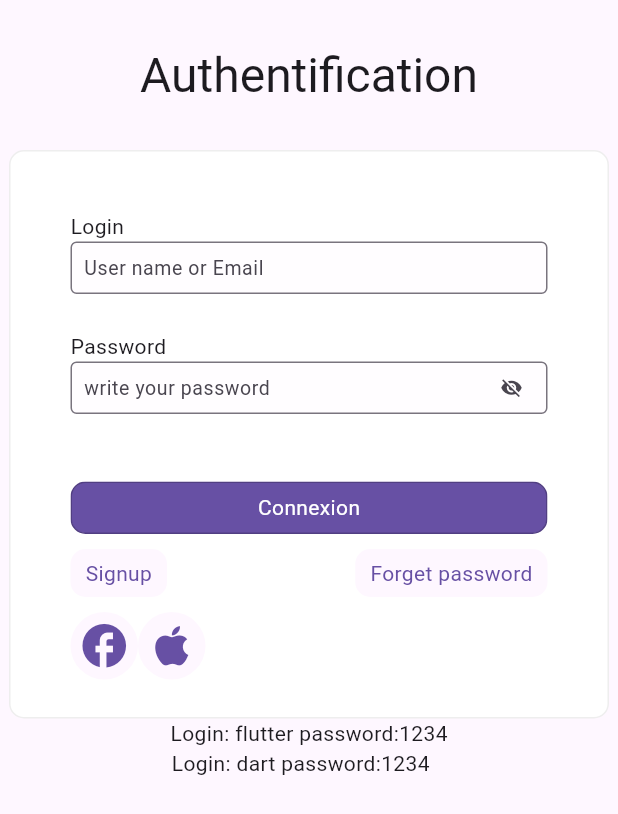
After one commit to MoezAyadiDev/pending_button, a Flutter app: the AuthPage screen opened directly, on a phone screen of 412 x 824 dp. The commit adds this screen. Shown: the top 814 px of the screen. Run offline on Flutter 3.47's test engine with Material 3 defaults, Android fonts, the phone set to English and light mode, and no system bars.

Commit message:
add auth example

```diff
--- /dev/null
+++ b/example/lib/main_auth.dart
@@ -0,0 +1,199 @@
+import 'package:example/util/app_contexts.dart';
+import 'package:example/util/auth_controller.dart';
+import 'package:example/util/models.dart';
+import 'package:example/widgets/home_screen.dart';
+import 'package:example/widgets/text_field_widget.dart';
+import 'package:flutter/material.dart';
+import 'package:pending_button/pending_button.dart';
+
+void main() {
+  runApp(const MyApp());
+}
+
+class MyApp extends StatelessWidget {
+  const MyApp({super.key});
+  @override
+  Widget build(BuildContext context) {
+    return MaterialApp(
+      title: 'Week day picker Demo',
+      theme: ThemeData(
+        colorScheme: ColorScheme.fromSeed(
+          seedColor: const Color.fromARGB(255, 0, 92, 178),
+          outline: Colors.grey[300]!,
+          brightness: Brightness.light,
+        ),
+        useMaterial3: true,
+      ),
+      home: const AuthPage(),
+    );
+  }
+}
+
+class AuthPage extends StatefulWidget {
+  const AuthPage({super.key});
+
+  @override
+  State<AuthPage> createState() => _AuthPageState();
+}
+
+class _AuthPageState extends State<AuthPage> {
+  @override
+  Widget build(BuildContext context) {
+    AuthController authController = AuthController();
+    ValueNotifier<bool> checkValidity = ValueNotifier(false);
+    bool checkFormValidity() {
+      final isValidForm = authController.checkValidity();
+      if (!isValidForm) {
+        checkValidity.value = true;
+      }
+      return isValidForm;
+    }
+
+    bool checkResetPaswordValidity() {
+      final isValidForm = authController.checkResetPasswordValidity();
+      if (!isValidForm) {
+        ScaffoldMessenger.of(context).showSnackBar(
+          const SnackBar(
+            content: Text('The login is resuired'),
+          ),
+        );
+      }
+      return isValidForm;
+    }
+
+    return Scaffold(
+      body: SingleChildScrollView(
+        child: SizedBox(
+          width: double.infinity,
+          child: Column(
+            children: [
+              const SizedBox(height: 30),
+              Text(
+                'Authentification',
+                style: context.themeText.headlineLarge,
+              ),
+              const SizedBox(height: 30),
+              Container(
+                width: 400,
+                padding: const EdgeInsets.fromLTRB(40, 40, 40, 20),
+                decoration: BoxDecoration(
+                    border: Border.all(color: Colors.grey[200]!),
+                    color: Colors.white,
+                    borderRadius: BorderRadius.circular(10)),
+                child: Column(
+                  children: [
+                    TextFormFieldWidget(
+                      valueSetter: (login) {
+                        authController.loginChanged(login);
+                        checkValidity.value = false;
+                      },
+                      celType: CelType.text,
+                      label: 'Login',
+                      hint: 'User name or Email',
+                      checkValidity: checkValidity,
+                    ),
+                    TextFormFieldWidget(
+                      valueSetter: (password) {
+                        authController.passwordChanged(password);
+                        checkValidity.value = false;
+                      },
+                      celType: CelType.password,
+                      label: 'Password',
+                      hint: 'write your password',
+                      checkValidity: checkValidity,
+                    ),
+                    const SizedBox(height: 15),
+                    PendingButton(
+                      asynFunction: authController.singnIn,
+                      beforeFunction: checkFormValidity,
+                      onError: _onError,
+                      onSuccess: (user) => _onSuccess(context, user),
+                      width: 320,
+                      height: 40,
+                      child: const Text('Connexion'),
+                    ),
+                    Row(
+                      mainAxisSize: MainAxisSize.max,
+                      mainAxisAlignment: MainAxisAlignment.spaceBetween,
+                      children: [
+                        PendingButton.text(
+                          asynFunction: () {},
+                          child: const Text('Signup'),
+                        ),
+                        PendingButton.text(
+                          asynFunction: authController.forgetPassword,
+                          beforeFunction: checkResetPaswordValidity,
+                          onError: _onError,
+                          onSuccess: (result) =>
+                              _onResetPasswordSuccess(context, result),
+                          child: const Text('Forget password'),
+                        ),
+                      ],
+                    ),
+                    Row(
+                      children: [
+                        PendingButton.icon(
+                          asynFunction: () {
+                            return authController.signinFacebook();
+                          },
+                          onError: _onError,
+                          onSuccess: (user) => _onSuccess(context, user),
+                          child: Icon(
+                            Icons.facebook,
+                            size: 35,
+                            color: Colors.blue[800]!,
+                          ),
+                        ),
+                        PendingButton.icon(
+                          asynFunction: () {
+                            return authController.signinApple();
+                          },
+                          onError: _onError,
+                          onSuccess: (user) => _onSuccess(context, user),
+                          child: Icon(
+                            Icons.apple,
+                            size: 35,
+                            color: Colors.grey[800]!,
+                          ),
+                        ),
+                      ],
+                    )
+                  ],
+                ),
+              ),
+              const Text('Login: flutter password:1234'),
+              const Text('Login: dart password:1234   ')
+            ],
+          ),
+        ),
+      ),
+    );
+  }
+
+  _onError(Exception error) {
+    String message = error.toString();
+    if (error is Failures) {
+      message = error.message;
+    }
+    ScaffoldMessenger.of(context).showSnackBar(
+      SnackBar(
+        content: Text(message),
+      ),
+    );
+  }
+
+  _onSuccess(BuildContext context, UserModel user) {
+    Navigator.push(
+      context,
+      MaterialPageRoute(builder: (context) => HomeScreen(user: user)),
+    );
+  }
+
+  _onResetPasswordSuccess(BuildContext context, String password) {
+    ScaffoldMessenger.of(context).showSnackBar(
+      SnackBar(
+        content: Text('The password is $password'),
+      ),
+    );
+  }
+}
--- /dev/null
+++ b/example/lib/util/app_contexts.dart
@@ -0,0 +1,6 @@
+import 'package:flutter/material.dart';
+
+extension Contexts on BuildContext {
+  TextTheme get themeText => Theme.of(this).textTheme;
+  ColorScheme get themeColor => Theme.of(this).colorScheme;
+}
--- /dev/null
+++ b/example/lib/util/auth_controller.dart
@@ -0,0 +1,47 @@
+import 'package:example/util/db.dart';
+import 'package:example/util/models.dart';
+
+class AuthController {
+  String _login;
+  String _password;
+  final FakeDatabase _db = const FakeDatabase();
+  AuthController()
+      : _login = '',
+        _password = '';
+
+  loginChanged(String value) {
+    _login = value;
+  }
+
+  passwordChanged(String value) {
+    _password = value;
+  }
+
+  bool checkValidity() => _login.isNotEmpty && _password.length >= 4;
+  bool checkResetPasswordValidity() => _login.isNotEmpty;
+
+  Future<UserModel> singnIn() async {
+    final response = await _db.signin({'login': _login, 'password': _password});
+    return UserModel.fromJson(response);
+  }
+
+  Future<String> forgetPassword() async {
+    final response = await _db.resetPassword({'login': _login});
+    if (response['status']) {
+      return response['password'];
+    }
+    throw AuthFailure.userNotFound(response['error']);
+  }
+
+  signUp() {}
+
+  Future<UserModel> signinFacebook() async {
+    final response = await _db.signin({'login': 'flutter', 'password': '1234'});
+    return UserModel.fromJson(response);
+  }
+
+  Future<UserModel> signinApple() async {
+    final response = await _db.signin({'login': 'dart', 'password': '1234'});
+    return UserModel.fromJson(response);
+  }
+}
--- /dev/null
+++ b/example/lib/util/db.dart
@@ -0,0 +1,69 @@
+class FakeDatabase {
+  const FakeDatabase();
+  static final _users = [
+    {
+      'login': 'flutter',
+      'password': '1234',
+      'email': 'flutter@dart.com',
+      'phone': '00123456789'
+    },
+    {
+      'login': 'dart',
+      'password': '1234',
+      'email': 'dart@dart.com',
+      'phone': '00987654321'
+    }
+  ];
+  Future<Map<String, dynamic>> signin(Map<String, dynamic> data) async {
+    return Future.delayed(const Duration(seconds: 2)).then(
+      (value) {
+        try {
+          final index = _users.indexWhere(
+            (element) =>
+                ((element['login'] == data['login']) ||
+                    (element['email'] == data['email'])) &&
+                (element['password'] == data['password']),
+          );
+
+          if (index != -1) {
+            Map<String, dynamic> localUser = _users[index];
+            localUser.removeWhere((key, value) => key == 'password');
+            return {'status': true, 'user': localUser};
+          }
+          return {
+            'status': false,
+            'error': 'Wrong conbination login and password'
+          };
+        } catch (er) {
+          return {
+            'status': false,
+            'error': er.toString(),
+          };
+        }
+      },
+    );
+  }
+
+  Future<Map<String, dynamic>> resetPassword(Map<String, dynamic> data) async {
+    return Future.delayed(const Duration(seconds: 2)).then(
+      (value) {
+        try {
+          final index = _users.indexWhere((element) {
+            return (element['login'] == data['login']) ||
+                (element['email'] == data['email']);
+          });
+
+          if (index != -1) {
+            return {'status': true, 'password': _users[index]['password']};
+          }
+          return {'status': false, 'error': 'User not found'};
+        } catch (er) {
+          return {
+            'status': false,
+            'error': er.toString(),
+          };
+        }
+      },
+    );
+  }
+}
--- /dev/null
+++ b/example/lib/util/models.dart
@@ -0,0 +1,35 @@
+class UserModel {
+  final String login;
+  final String email;
+  final String phone;
+
+  const UserModel(
+      {required this.login, required this.email, required this.phone});
+
+  factory UserModel.fromJson(Map<String, dynamic> json) {
+    if (json['status']) {
+      Map<String, dynamic> user = json['user'];
+      return UserModel(
+        login: user['login'],
+        email: user['email'],
+        phone: user['phone'],
+      );
+    } else {
+      throw AuthFailure.sigininFailure(json['error']);
+    }
+  }
+}
+
+sealed class Failures implements Exception {
+  final String message;
+  const Failures({this.message = ''});
+}
+
+class AuthFailure extends Failures {
+  const AuthFailure({super.message});
+
+  factory AuthFailure.sigininFailure(String message) =>
+      AuthFailure(message: message);
+  factory AuthFailure.userNotFound(String message) =>
+      AuthFailure(message: message);
+}
--- /dev/null
+++ b/example/lib/widgets/text_field_widget.dart
@@ -0,0 +1,211 @@
+import 'package:example/util/app_contexts.dart';
+import 'package:flutter/material.dart';
+
+enum CelType {
+  text,
+  number,
+  int,
+  date,
+  email,
+  password,
+  image,
+  check,
+  list,
+}
+
+class EditTextField extends StatefulWidget {
+  final String? hint;
+  final String? label;
+  final ValueSetter valueSetter;
+  final CelType celType;
+  final ValueNotifier<bool>? checkValidity;
+  final dynamic initialValue;
+  final int? maxLine;
+  final String? name;
+
+  const EditTextField({
+    super.key,
+    required this.valueSetter,
+    required this.celType,
+    this.hint,
+    this.label,
+    this.checkValidity,
+    this.initialValue,
+    this.maxLine,
+    this.name,
+  });
+
+  @override
+  State<EditTextField> createState() => _EditTextFieldState();
+}
+
+class _EditTextFieldState extends State<EditTextField> {
+  late bool isObscureText;
+  bool hasError = false;
+  late TextEditingController myController;
+
+  @override
+  void initState() {
+    myController = TextEditingController(
+      text: widget.initialValue != null
+          ? widget.initialValue.toString()
+          : widget.celType == CelType.int
+              ? '0'
+              : widget.celType == CelType.number
+                  ? '0.0'
+                  : '',
+    );
+    isObscureText = widget.celType == CelType.password ? true : false;
+    if (widget.checkValidity != null) {
+      widget.checkValidity!.addListener(_onErrorLister);
+    }
+    super.initState();
+  }
+
+  @override
+  void dispose() {
+    if (widget.checkValidity != null) {
+      widget.checkValidity!.removeListener(_onErrorLister);
+    }
+    myController.dispose();
+    super.dispose();
+  }
+
+  void _onErrorLister() {
+    if (widget.checkValidity!.value) {
+      setState(() {
+        hasError = !checkForError();
+      });
+    } else {
+      if (hasError) {
+        setState(() {
+          hasError = false;
+        });
+      }
+    }
+  }
+
+  bool checkForError() {
+    if (widget.celType == CelType.text) {
+      if (myController.text.trim() == '') return false;
+    } else if (widget.celType == CelType.password) {
+      if (myController.text.length < 4) return false;
+    }
+    return true;
+  }
+
+  String errorText() {
+    if (hasError && widget.name != null) {
+      if (widget.celType == CelType.text) {
+        return '${widget.name} could not be empty';
+      } else if (widget.celType == CelType.password) {
+        return '${widget.name} could not be empty min 4 character';
+      }
+    }
+    return '';
+  }
+
+  @override
+  Widget build(BuildContext context) {
+    return Column(
+      mainAxisSize: MainAxisSize.min,
+      crossAxisAlignment: CrossAxisAlignment.start,
+      children: [
+        SizedBox(
+          height: (widget.maxLine == null) ? 35.0 : null,
+          child: TextFormField(
+            obscureText: isObscureText,
+            style: context.themeText.bodySmall,
+            onChanged: (value) => widget.valueSetter(value),
+            controller: myController,
+            maxLines: widget.maxLine ?? 1,
+            decoration: InputDecoration(
+              filled: true,
+              hintText: widget.hint,
+              labelText: widget.label,
+              hintStyle: const TextStyle(fontSize: 13),
+              fillColor: context.themeColor.background.withOpacity(0.3),
+              contentPadding: EdgeInsets.symmetric(
+                horizontal: 5,
+                vertical: (widget.maxLine != null) ? 10 : 0,
+              ),
+              focusedBorder: OutlineInputBorder(
+                borderSide: BorderSide(
+                  color: context.themeColor.primary,
+                ),
+              ),
+              suffixIcon: widget.celType == CelType.password
+                  ? IconButton(
+                      onPressed: () => setState(() {
+                        isObscureText = !isObscureText;
+                      }),
+                      icon: Icon(
+                        isObscureText ? Icons.visibility_off : Icons.visibility,
+                        size: 15,
+                      ),
+                    )
+                  : null,
+              enabledBorder: OutlineInputBorder(
+                borderSide: BorderSide(
+                  color: hasError
+                      ? context.themeColor.error
+                      : context.themeColor.outline,
+                ),
+              ),
+            ),
+          ),
+        ),
+        SizedBox(
+          height: 20,
+          child: Text(
+            errorText(),
+            style: context.themeText.bodySmall!
+                .copyWith(color: context.themeColor.error),
+          ),
+        ),
+      ],
+    );
+  }
+}
+
+class TextFormFieldWidget extends StatelessWidget {
+  final String? hint;
+  final String label;
+  final ValueSetter valueSetter;
+  final CelType celType;
+  final ValueNotifier<bool>? checkValidity;
+  final dynamic initialValue;
+  final int? maxLine;
+  const TextFormFieldWidget({
+    super.key,
+    required this.valueSetter,
+    required this.celType,
+    required this.label,
+    this.hint,
+    this.checkValidity,
+    this.initialValue,
+    this.maxLine,
+  });
+  @override
+  Widget build(BuildContext context) {
+    return SizedBox(
+      height: 80,
+      child: Column(
+        mainAxisAlignment: MainAxisAlignment.start,
+        crossAxisAlignment: CrossAxisAlignment.start,
+        children: [
+          Text(label),
+          EditTextField(
+            celType: celType,
+            valueSetter: valueSetter,
+            checkValidity: checkValidity,
+            hint: hint,
+            name: label,
+            initialValue: initialValue,
+            maxLine: maxLine,
+          ),
+        ],
+      ),
+    );
+  }
+}
```
Also changed, not shown: example/lib/main.dart (+49 -14 lines), example/lib/widgets/home_screen.dart (added, +58 -0 lines).
